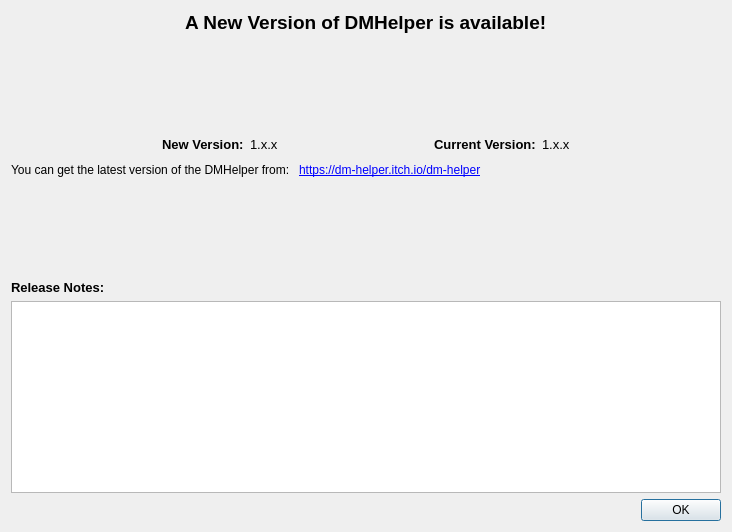
Old version of the form DMHelper/src/presentupdatedialog.ui in the repository MMetze/DMHelper.
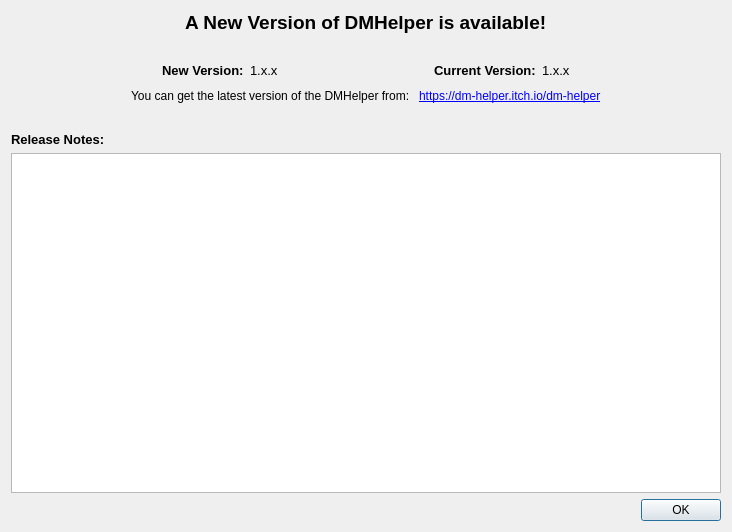
New version of the form. Icons and pictures are not drawn.

Commit message: Improved updater to show markdown instead of html

```diff
--- a/DMHelper/src/presentupdatedialog.ui
+++ b/DMHelper/src/presentupdatedialog.ui
@@ -64,12 +64,15 @@
    <item>
     <spacer name="verticalSpacer_2">
      <property name="orientation">
-      <enum>Qt::Vertical</enum>
+      <enum>Qt::Orientation::Vertical</enum>
+     </property>
+     <property name="sizeType">
+      <enum>QSizePolicy::Policy::Preferred</enum>
      </property>
      <property name="sizeHint" stdset="0">
       <size>
        <width>20</width>
-       <height>40</height>
+       <height>20</height>
       </size>
      </property>
     </spacer>
@@ -94,7 +97,6 @@
        <property name="font">
         <font>
          <pointsize>10</pointsize>
-         <weight>75</weight>
          <bold>true</bold>
         </font>
        </property>
@@ -133,7 +135,6 @@
        <property name="font">
         <font>
          <pointsize>10</pointsize>
-         <weight>75</weight>
          <bold>true</bold>
         </font>
        </property>
@@ -171,6 +172,19 @@
    </item>
    <item>
     <layout class="QHBoxLayout" name="horizontalLayout_3">
+     <item>
+      <spacer name="horizontalSpacer_7">
+       <property name="orientation">
+        <enum>Qt::Orientation::Horizontal</enum>
+       </property>
+       <property name="sizeHint" stdset="0">
+        <size>
+         <width>40</width>
+         <height>20</height>
+        </size>
+       </property>
+      </spacer>
+     </item>
      <item>
       <widget class="QLabel" name="label_5">
        <property name="text">
@@ -220,12 +234,15 @@
    <item>
     <spacer name="verticalSpacer">
      <property name="orientation">
-      <enum>Qt::Vertical</enum>
+      <enum>Qt::Orientation::Vertical</enum>
+     </property>
+     <property name="sizeType">
+      <enum>QSizePolicy::Policy::Preferred</enum>
      </property>
      <property name="sizeHint" stdset="0">
       <size>
        <width>20</width>
-       <height>40</height>
+       <height>20</height>
       </size>
      </property>
     </spacer>
@@ -235,7 +252,6 @@
      <property name="font">
       <font>
        <pointsize>10</pointsize>
-       <weight>75</weight>
        <bold>true</bold>
       </font>
      </property>
```
Left out of the diff: 21 changed lines with no effect on the pictures. The commit also changes 1 other file.
